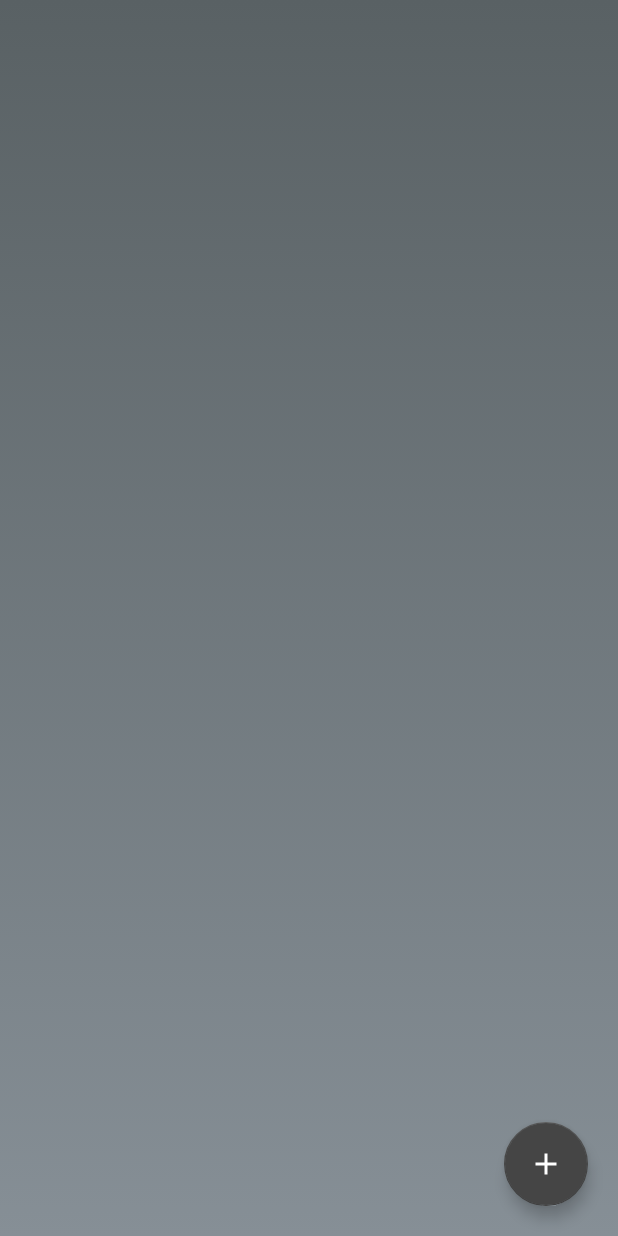
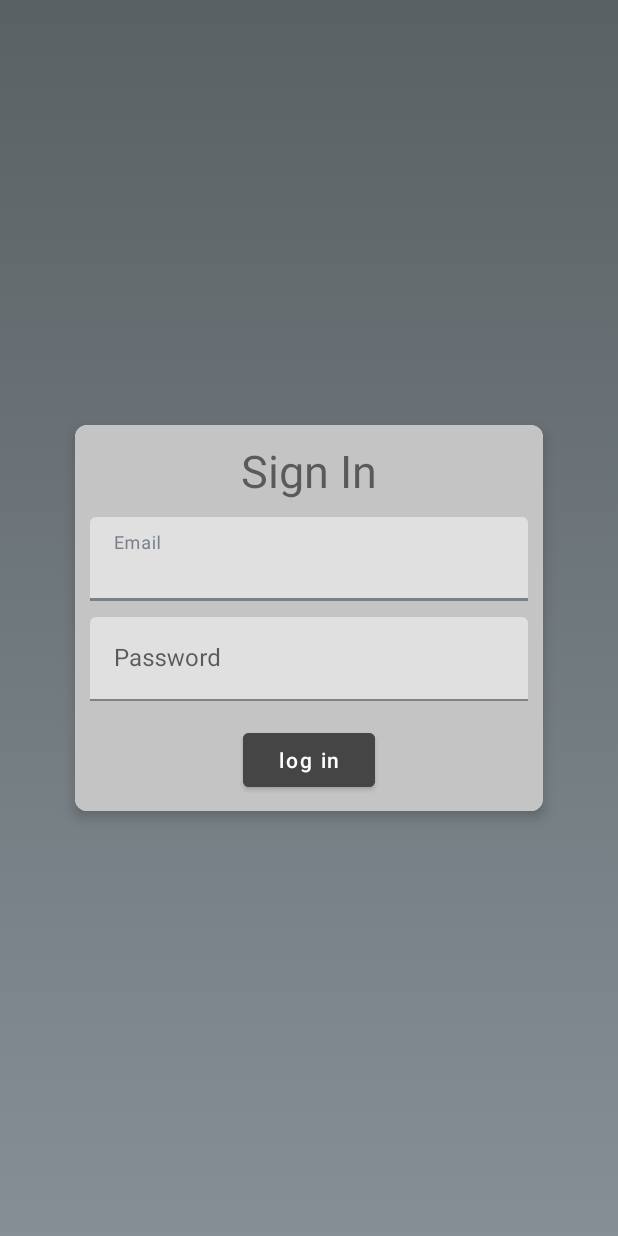
Before and after one commit to pr0secutor/The_Notes_App, an Android app: the screen it shows after launch (MainActivity before the commit, Login after it), on a phone screen of 412 x 824 dp. Run offline under Robolectric (Android 15) with nearby library versions, the phone set to English and light mode, and no system bars.

```diff
--- a/app/src/main/java/com/example/thenotesapp/AddEditNoteActivity.kt
+++ b/app/src/main/java/com/example/thenotesapp/AddEditNoteActivity.kt
@@ -8,6 +8,7 @@ import android.widget.EditText
 import android.widget.Toast
 import androidx.appcompat.app.AppCompatActivity
 import androidx.lifecycle.ViewModelProvider
+import com.google.android.material.floatingactionbutton.FloatingActionButton
 import java.text.SimpleDateFormat
 import java.util.*
 
@@ -17,7 +18,7 @@ class AddEditNoteActivity : AppCompatActivity() {
     lateinit var noteTitleEdt: EditText
     lateinit var noteEdt: EditText
     lateinit var saveBtn: Button
-    lateinit var backBtn: Button
+    lateinit var backBtn: FloatingActionButton
 
     // on below line we are creating variable for
     // viewmodal and and integer for our note id.
--- /dev/null
+++ b/app/src/main/java/com/example/thenotesapp/Login.kt
@@ -0,0 +1,46 @@
+package com.example.thenotesapp
+
+import android.content.Intent
+import androidx.appcompat.app.AppCompatActivity
+import android.os.Bundle
+import android.view.View
+import android.widget.Button
+import android.widget.Toast
+import android.widget.EditText
+
+
+
+
+
+
+class Login : AppCompatActivity() {
+    override fun onCreate(savedInstanceState: Bundle?) {
+        super.onCreate(savedInstanceState)
+        setContentView(R.layout.activity_login)
+
+        window.decorView.systemUiVisibility = View.SYSTEM_UI_FLAG_FULLSCREEN
+
+        val button = findViewById<Button>(R.id.btn_lg)
+
+        val mEdit: EditText
+
+        val email = findViewById<EditText>(R.id.email)
+        val password = findViewById<EditText>(R.id.password)
+
+        button.setOnClickListener {
+
+//            if(email.text.toString()=="test@admin.com" && password.text.toString()=="12345678") {
+                val intent = Intent(this, MainActivity::class.java)
+                startActivity(intent)
+                this.finish()
+//            }
+//            else if(email.text.toString()==null && password.text.toString()==null){
+//                Toast.makeText(this, "Please Enter something", Toast.LENGTH_LONG).show()
+//            }
+//            else{
+//                Toast.makeText(this, "Please Enter correct credentials", Toast.LENGTH_LONG).show()
+//            }
+
+        }
+    }
+}
--- a/app/src/main/java/com/example/thenotesapp/NoteRVAdapter.kt
+++ b/app/src/main/java/com/example/thenotesapp/NoteRVAdapter.kt
@@ -24,6 +24,7 @@ class NoteRVAdapter(
         val noteTV = itemView.findViewById<TextView>(R.id.idTVNote)
         val dateTV = itemView.findViewById<TextView>(R.id.idTVDate)
         val deleteIV = itemView.findViewById<ImageView>(R.id.idIVDelete)
+        val priceTV = itemView.findViewById<TextView>(R.id.idTVPrice)
     }
 
     override fun onCreateViewHolder(parent: ViewGroup, viewType: Int): ViewHolder {
@@ -39,6 +40,7 @@ class NoteRVAdapter(
 
         holder.noteTV.setText(allNotes.get(position).noteTitle)
         holder.dateTV.setText("Last Updated : " + allNotes.get(position).timeStamp)
+        holder.priceTV.setText("Price : " + allNotes.get(position).noteDescription)
 
         holder.deleteIV.setOnClickListener {
 
--- /dev/null
+++ b/app/src/main/res/layout/activity_login.xml
@@ -0,0 +1,82 @@
+<?xml version="1.0" encoding="utf-8"?>
+<LinearLayout xmlns:android="http://schemas.android.com/apk/res/android"
+    android:background="@drawable/gradient"
+    xmlns:app="http://schemas.android.com/apk/res-auto"
+    xmlns:tools="http://schemas.android.com/tools"
+    android:layout_width="match_parent"
+    android:layout_height="match_parent"
+    tools:context=".MainActivity"
+    android:gravity="center"
+    android:orientation="vertical"
+    >
+    <androidx.cardview.widget.CardView
+        android:layout_width="match_parent"
+        android:layout_height="wrap_content"
+        android:layout_marginStart="50dp"
+        android:layout_marginEnd="50dp"
+        android:background="@android:color/darker_gray"
+        app:cardElevation="5dp"
+        app:cardCornerRadius="8dp"
+
+
+        >
+        <LinearLayout
+            android:layout_width="match_parent"
+            android:layout_height="wrap_content"
+            android:orientation="vertical"
+            android:layout_gravity="center"
+            android:padding="10dp"
+            android:background="#c4c4c4">
+            <TextView
+                android:layout_width="match_parent"
+                android:layout_height="wrap_content"
+                android:gravity="center"
+                android:text="Sign In"
+                android:textSize="30dp"
+
+                ></TextView>
+            <com.google.android.material.textfield.TextInputLayout
+                android:layout_width="match_parent"
+                android:layout_height="wrap_content"
+                android:layout_marginTop="5dp"
+                android:paddingTop="5dp"
+                >
+                <androidx.appcompat.widget.AppCompatEditText
+                    android:id="@+id/email"
+                    android:layout_width="match_parent"
+                    android:layout_height="wrap_content"
+                    android:hint="Email"/>
+
+
+            </com.google.android.material.textfield.TextInputLayout>
+            <com.google.android.material.textfield.TextInputLayout
+                android:layout_width="match_parent"
+                android:layout_height="wrap_content"
+                android:layout_marginTop="5dp"
+                android:paddingTop="5dp"
+                >
+                <androidx.appcompat.widget.AppCompatEditText
+                    android:id="@+id/password"
+                    android:layout_width="match_parent"
+                    android:layout_height="wrap_content"
+                    android:hint="Password"
+                    android:inputType="textPassword"/>
+
+
+            </com.google.android.material.textfield.TextInputLayout>
+            <Button
+                android:id="@+id/btn_lg"
+                android:layout_width="wrap_content"
+                android:layout_height="wrap_content"
+                android:layout_marginTop="15dp"
+                android:layout_gravity="center"
+                android:text="log in"
+                android:backgroundTint="#454545"
+                android:textAllCaps="false"
+
+                >
+
+            </Button>
+        </LinearLayout>
+    </androidx.cardview.widget.CardView>
+</LinearLayout>
--- a/app/src/main/res/values/themes.xml
+++ b/app/src/main/res/values/themes.xml
@@ -2,7 +2,7 @@
     <!-- Base application theme. -->
     <style name="Theme.TheNotesApp" parent="Theme.MaterialComponents.DayNight.NoActionBar">
         <!-- Primary brand color. -->
-        <item name="colorPrimary">@color/purple_500</item>
+        <item name="colorPrimary">#7a8089</item>
         <item name="colorPrimaryVariant">@color/purple_700</item>
         <item name="colorOnPrimary">@color/white</item>
         <!-- Secondary brand color. -->
```
Also changed, not shown: app/src/main/AndroidManifest.xml (+11 -6 lines), app/src/main/res/layout/activity_add_edit_note.xml (+5 -5 lines), app/src/main/res/layout/note_rv_item.xml (+27 -3 lines).
